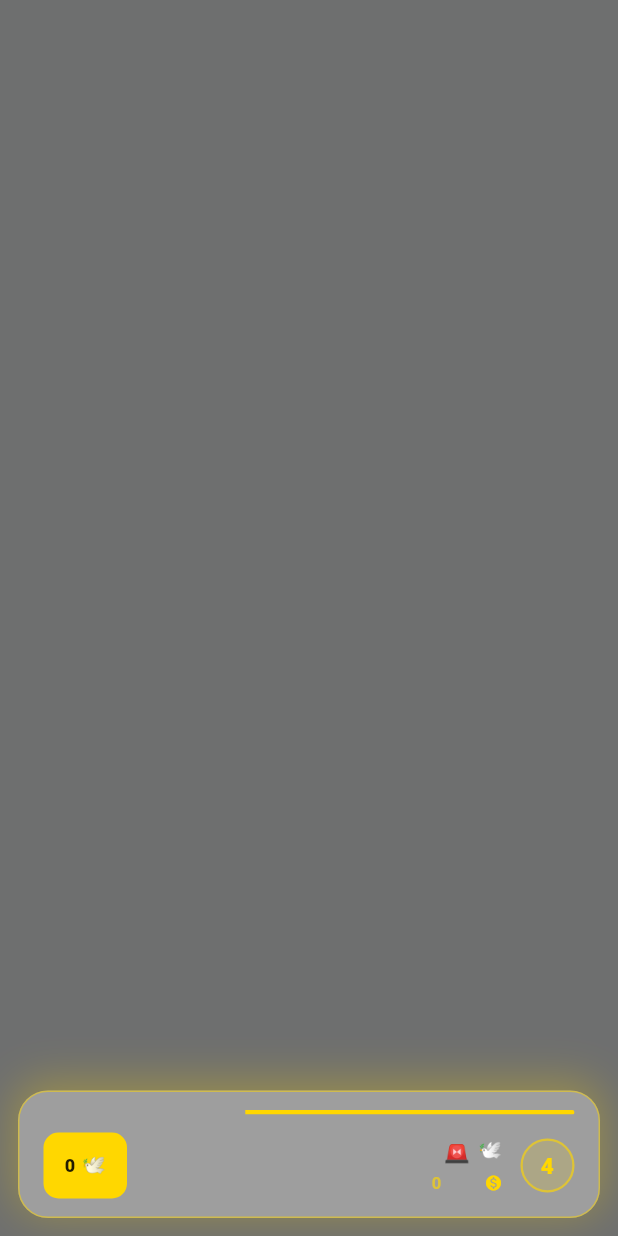
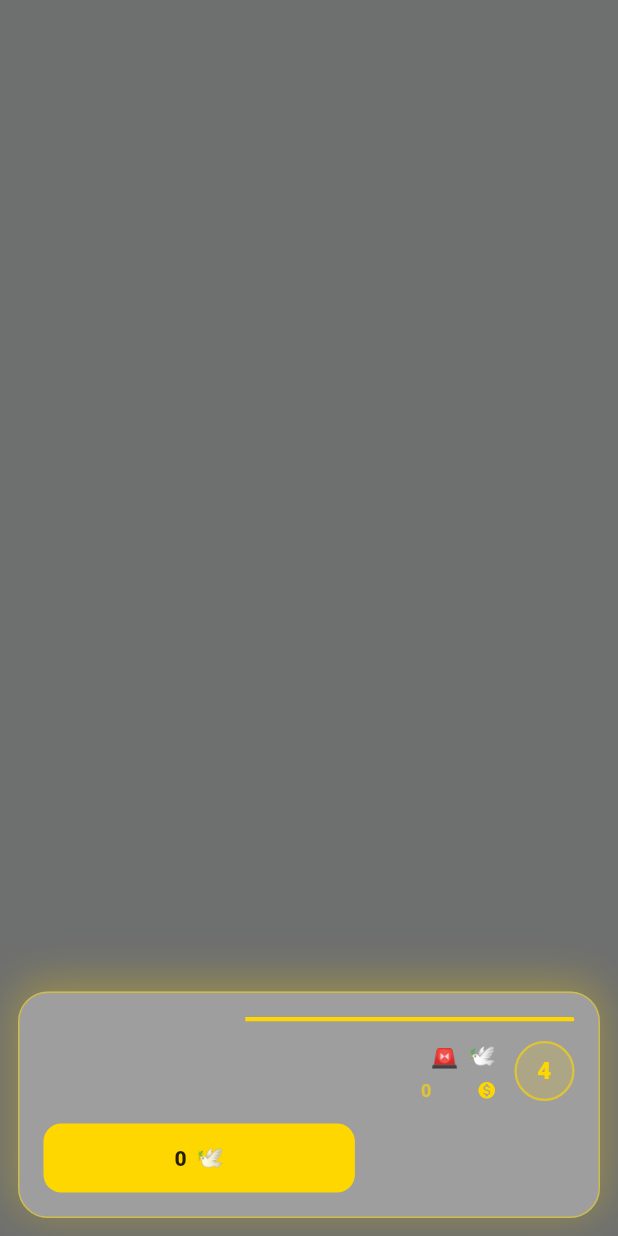
Before and after one commit to Mohamad811381/marpech, a Flutter app: the EmergencyOverlay widget shown alone on an empty page, opened directly with empty values, on a phone screen of 412 x 824 dp. Run offline on Flutter 3.47's test engine with Material 3 defaults, Android fonts, the phone set to English and light mode, and no system bars; our stand-ins replace audioplayers, lottie, material_ui, package_info_plus, shared_preferences, vibration; missing offline and left inert: dart:html; accounts and stored records are empty.

Commit message:
game fix

```diff
--- a/lib/screens/game/game_overlays.dart
+++ b/lib/screens/game/game_overlays.dart
@@ -977,15 +977,24 @@ class _EmergencyOverlayState extends State<EmergencyOverlay>
   Widget build(BuildContext context) {
     final p = widget.palette;
     final isFa = L10n.isFa;
+    final mq = MediaQuery.of(context);
+    final compact = mq.size.width < 360;
+    final pad = compact ? 10.0 : 16.0;
+    final edge = compact ? 6.0 : 12.0;
 
     return Positioned.fill(
+      child: MediaQuery(
+        data: mq.copyWith(
+          textScaler: mq.textScaler.clamp(
+            minScaleFactor: 0.9,
+            maxScaleFactor: 1.15,
+          ),
+        ),
         child: Stack(
           children: [
             GestureDetector(
               onTap: _handleDecline,
-            child: Container(
-              color: Colors.black.withOpacity(0.55),
-            ),
+              child: Container(color: Colors.black.withOpacity(0.55)),
             ),
             Align(
               alignment: Alignment.bottomCenter,
@@ -994,17 +1003,14 @@ class _EmergencyOverlayState extends State<EmergencyOverlay>
                 builder: (_, child) {
                   final v = _slideIn.value.clamp(0.0, 1.0);
                   final slideT = Curves.easeOutCubic.transform(v);
-                final slide = Offset(0, 1 - slideT);
                   final fadeT = Curves.easeOut.transform(v);
                   final scaleT = Curves.easeOutBack.transform(v);
-                final scale = 0.92 + (scaleT * 0.08);
-
                   return FractionalTranslation(
-                  translation: slide,
+                    translation: Offset(0, 1 - slideT),
                     child: Opacity(
                       opacity: fadeT,
                       child: Transform.scale(
-                      scale: scale,
+                        scale: 0.92 + (scaleT * 0.08),
                         child: child,
                       ),
                     ),
@@ -1012,32 +1018,17 @@ class _EmergencyOverlayState extends State<EmergencyOverlay>
                 },
                 child: SafeArea(
                   top: false,
-                child: LayoutBuilder(
-                  builder: (context, constraints) {
-                    final screenWidth = MediaQuery.sizeOf(context).width;
-                    final compact = screenWidth < 360;
-
-                    return Padding(
-                      padding: EdgeInsets.fromLTRB(
-                        compact ? 6 : 12,
-                        0,
-                        compact ? 6 : 12,
-                        compact ? 6 : 12,
-                      ),
+                  child: Padding(
+                    padding: EdgeInsets.fromLTRB(edge, 0, edge, edge),
                     child: ConstrainedBox(
                       constraints: BoxConstraints(
                         maxWidth: 420,
-                          maxHeight: MediaQuery.sizeOf(context).height * 0.55,
+                        maxHeight: mq.size.height * 0.6,
                       ),
                       child: SingleChildScrollView(
                         child: Container(
                           width: double.infinity,
-                            padding: EdgeInsets.fromLTRB(
-                              compact ? 10 : 16,
-                              compact ? 10 : 12,
-                              compact ? 10 : 16,
-                              compact ? 10 : 12,
-                            ),
+                          padding: EdgeInsets.all(pad),
                           decoration: BoxDecoration(
                             color: p.surface,
                             borderRadius: BorderRadius.circular(20),
@@ -1057,12 +1048,12 @@ class _EmergencyOverlayState extends State<EmergencyOverlay>
                           child: Column(
                             mainAxisSize: MainAxisSize.min,
                             children: [
+                              // ── نوار تایمر ──
                               AnimatedBuilder(
                                 animation: _timer,
                                 builder: (_, __) {
                                   final remaining =
                                       (1.0 - _timer.value).clamp(0.0, 1.0);
-
                                   return ClipRRect(
                                     borderRadius: BorderRadius.circular(2),
                                     child: LinearProgressIndicator(
@@ -1078,22 +1069,21 @@ class _EmergencyOverlayState extends State<EmergencyOverlay>
                                 },
                               ),
                               SizedBox(height: compact ? 8 : 12),
+
+                              // ── ردیف اطلاعات ──
                               Row(
                                 children: [
                                   AnimatedBuilder(
                                     animation: _timer,
                                     builder: (_, __) {
-                                        final remaining = (1.0 - _timer.value)
-                                            .clamp(0.0, 1.0);
+                                      final remaining =
+                                          (1.0 - _timer.value).clamp(0.0, 1.0);
                                       final secs =
                                           (remaining * 5).ceil().clamp(1, 5);
-
-                                        final circleSize =
-                                            compact ? 32.0 : 36.0;
-
+                                      final size = compact ? 34.0 : 40.0;
                                       return Container(
-                                          width: circleSize,
-                                          height: circleSize,
+                                        width: size,
+                                        height: size,
                                         alignment: Alignment.center,
                                         decoration: BoxDecoration(
                                           shape: BoxShape.circle,
@@ -1108,16 +1098,15 @@ class _EmergencyOverlayState extends State<EmergencyOverlay>
                                         child: Text(
                                           '$secs',
                                           style: TextStyle(
-                                              fontSize: compact ? 13 : 15,
+                                            fontSize: compact ? 14 : 16,
                                             fontWeight: FontWeight.w900,
-                                              color:
-                                                  _canAfford ? _gold : p.food,
+                                            color: _canAfford ? _gold : p.food,
                                           ),
                                         ),
                                       );
                                     },
                                   ),
-                                    SizedBox(width: compact ? 7 : 12),
+                                  SizedBox(width: compact ? 8 : 12),
                                   Expanded(
                                     child: Column(
                                       crossAxisAlignment:
@@ -1126,27 +1115,23 @@ class _EmergencyOverlayState extends State<EmergencyOverlay>
                                       children: [
                                         Row(
                                           children: [
-                                              Text(
-                                                '🕊️',
+                                            Text('🕊️',
                                                 style: TextStyle(
-                                                  fontSize: compact ? 12 : 13,
-                                                ),
-                                              ),
-                                              const SizedBox(width: 5),
+                                                    fontSize:
+                                                        compact ? 13 : 15)),
+                                            const SizedBox(width: 6),
                                             Flexible(
                                               child: Text(
                                                 L10n.t(
-                                                    'emergency_rescue_title',
-                                                  ),
+                                                    'emergency_rescue_title'),
                                                 style: TextStyle(
-                                                    fontSize: compact ? 12 : 14,
+                                                  fontSize: compact ? 13 : 15,
                                                   fontWeight: FontWeight.w800,
                                                   color: p.textPrimary,
                                                   height: 1.2,
                                                 ),
-                                                  maxLines: 1,
-                                                  overflow:
-                                                      TextOverflow.ellipsis,
+                                                maxLines: 2,
+                                                overflow: TextOverflow.ellipsis,
                                               ),
                                             ),
                                           ],
@@ -1157,15 +1142,12 @@ class _EmergencyOverlayState extends State<EmergencyOverlay>
                                               WrapCrossAlignment.center,
                                           spacing: 4,
                                           children: [
-                                              Icon(
-                                                Icons.monetization_on_rounded,
-                                                size: 12,
-                                                color: _gold,
-                                              ),
+                                            Icon(Icons.monetization_on_rounded,
+                                                size: 13, color: _gold),
                                             Text(
                                               '${widget.coins}',
                                               style: TextStyle(
-                                                  fontSize: 11,
+                                                fontSize: 12,
                                                 fontWeight: FontWeight.w700,
                                                 color: p.textPrimary,
                                               ),
@@ -1176,13 +1158,13 @@ class _EmergencyOverlayState extends State<EmergencyOverlay>
                                                     ? Icons.arrow_back_rounded
                                                     : Icons
                                                         .arrow_forward_rounded,
-                                                  size: 10,
+                                                size: 11,
                                                 color: p.textMuted,
                                               ),
                                               Text(
                                                 '$_after',
                                                 style: TextStyle(
-                                                    fontSize: 11,
+                                                  fontSize: 12,
                                                   fontWeight: FontWeight.w700,
                                                   color:
                                                       _gold.withOpacity(0.65),
@@ -1194,12 +1176,10 @@ class _EmergencyOverlayState extends State<EmergencyOverlay>
                                         if (!_canAfford) ...[
                                           const SizedBox(height: 2),
                                           Text(
-                                              L10n.tf(
-                                                'continue_not_enough',
-                                                {'n': _shortage},
-                                              ),
+                                            L10n.tf('continue_not_enough',
+                                                {'n': _shortage}),
                                             style: TextStyle(
-                                                fontSize: compact ? 9 : 10,
+                                              fontSize: compact ? 10 : 11,
                                               fontWeight: FontWeight.w700,
                                               color: p.food,
                                             ),
@@ -1208,28 +1188,33 @@ class _EmergencyOverlayState extends State<EmergencyOverlay>
                                       ],
                                     ),
                                   ),
-                                    SizedBox(width: compact ? 3 : 8),
-                                    Material(
-                                      color: Colors.transparent,
-                                      borderRadius: BorderRadius.circular(10),
+                                ],
+                              ),
+                              SizedBox(height: compact ? 10 : 14),
+
+                              // ── ردیف دکمه‌ها ──
+                              Row(
+                                children: [
+                                  Expanded(
+                                    flex: 2,
+                                    child: Material(
+                                      color: p.surfaceAlt,
+                                      borderRadius: BorderRadius.circular(12),
                                       child: InkWell(
                                         onTap: _handleDecline,
-                                        borderRadius: BorderRadius.circular(10),
+                                        borderRadius: BorderRadius.circular(12),
                                         child: Container(
-                                          constraints: BoxConstraints(
-                                            minWidth: compact ? 42 : 48,
-                                            minHeight: 44,
-                                          ),
+                                          height: 46,
                                           alignment: Alignment.center,
-                                          padding: EdgeInsets.symmetric(
-                                            horizontal: compact ? 6 : 10,
-                                          ),
+                                          padding: const EdgeInsets.symmetric(
+                                              horizontal: 8),
+                                          child: FittedBox(
+                                            fit: BoxFit.scaleDown,
                                             child: Text(
                                               L10n.t(
-                                              'emergency_rescue_decline',
-                                            ),
+                                                  'emergency_rescue_decline'),
                                               style: TextStyle(
-                                              fontSize: compact ? 10 : 12,
+                                                fontSize: compact ? 12 : 13,
                                                 fontWeight: FontWeight.w700,
                                                 color: p.textMuted,
                                               ),
@@ -1237,40 +1222,42 @@ class _EmergencyOverlayState extends State<EmergencyOverlay>
                                           ),
                                         ),
                                       ),
-                                    const SizedBox(width: 3),
-                                    Material(
+                                    ),
+                                  ),
+                                  const SizedBox(width: 8),
+                                  Expanded(
+                                    flex: 3,
+                                    child: Material(
                                       color: _canAfford ? _gold : p.surfaceAlt,
-                                      borderRadius: BorderRadius.circular(10),
+                                      borderRadius: BorderRadius.circular(12),
                                       child: InkWell(
-                                        borderRadius: BorderRadius.circular(10),
+                                        borderRadius: BorderRadius.circular(12),
                                         onTap:
                                             _canAfford ? _handleContinue : null,
                                         child: Container(
-                                          constraints: BoxConstraints(
-                                            minWidth: compact ? 44 : 48,
-                                            minHeight: 44,
-                                          ),
-                                          padding: EdgeInsets.symmetric(
-                                            horizontal: compact ? 8 : 14,
-                                          ),
+                                          height: 46,
                                           alignment: Alignment.center,
+                                          padding: const EdgeInsets.symmetric(
+                                              horizontal: 8),
+                                          child: FittedBox(
+                                            fit: BoxFit.scaleDown,
                                             child: Row(
                                               mainAxisSize: MainAxisSize.min,
                                               children: [
                                                 Text(
                                                   '🕊️',
                                                   style: TextStyle(
-                                                  fontSize: compact ? 12 : 13,
+                                                    fontSize: 15,
                                                     color: _canAfford
                                                         ? Colors.black87
                                                         : p.textMuted,
                                                   ),
                                                 ),
-                                              const SizedBox(width: 4),
+                                                const SizedBox(width: 6),
                                                 Text(
                                                   '${widget.cost}',
                                                   style: TextStyle(
-                                                  fontSize: compact ? 11 : 12,
+                                                    fontSize: 14,
                                                     fontWeight: FontWeight.w900,
                                                     color: _canAfford
                                                         ? Colors.black87
@@ -1282,6 +1269,8 @@ class _EmergencyOverlayState extends State<EmergencyOverlay>
                                           ),
                                         ),
                                       ),
+                                    ),
+                                  ),
                                 ],
                               ),
                             ],
@@ -1289,14 +1278,13 @@ class _EmergencyOverlayState extends State<EmergencyOverlay>
                         ),
                       ),
                     ),
-                    );
-                  },
                   ),
                 ),
               ),
             ),
           ],
         ),
+      ),
     );
   }
 }
--- a/lib/screens/game/game_respawn_logic.dart
+++ b/lib/screens/game/game_respawn_logic.dart
@@ -1,4 +1,4 @@
-// ignore_for_file: unused_element
+// ignore_for_file: curly_braces_in_flow_control_structures, unused_element
 
 part of '../game_screen.dart';
 
@@ -59,7 +59,17 @@ extension _GameRespawnLogic on _GameScreenState {
 
     // ۴. direction = snake[0] - snake[1] (باید cardinal باشه)
     if (snake.length < 2) return null;
-    final dir = math.Point(snake[0].x - snake[1].x, snake[0].y - snake[1].y);
+    var dx = snake[0].x - snake[1].x;
+    var dy = snake[0].y - snake[1].y;
+    if (useWrap) {
+      if (dx > 1)
+        dx -= cols;
+      else if (dx < -1) dx += cols;
+      if (dy > 1)
+        dy -= rows;
+      else if (dy < -1) dy += rows;
+    }
+    final dir = math.Point(dx, dy);
     if (dir.x.abs() + dir.y.abs() != 1) return null;
 
     // ۵. head + dir باید آزاد باشه (برای اولین حرکت)
@@ -185,6 +195,4 @@ extension _GameRespawnLogic on _GameScreenState {
 
     return visited.length;
   }
-
-  // اینجا چهار متد می‌آید
 }
--- a/lib/screens/game/game_route_logic.dart
+++ b/lib/screens/game/game_route_logic.dart
@@ -210,7 +210,7 @@ extension _GameRouteLogic on _GameScreenState {
       return;
     }
 
-    if (safeDir == null && !_emergencyUsedThisSession) {
+    if (safeDir == null && !_isLevelMode && !_emergencyUsedThisSession) {
       _showEmergencyRescueDialog();
       return;
     }
@@ -235,6 +235,7 @@ extension _GameRouteLogic on _GameScreenState {
   }
 
   Future<void> _showEmergencyRescueDialog() async {
+    if (_isLevelMode || _isShowingEmergencyDialog) return;
     if (_isShowingEmergencyDialog) return;
 
     setState(() => _isShowingEmergencyDialog = true);
--- a/lib/screens/game_screen.dart
+++ b/lib/screens/game_screen.dart
@@ -209,7 +209,8 @@ class _GameScreenState extends State<GameScreen>
   Duration? get _activeTimeLimit =>
       _isTimeAttack ? widget.timeLimit : widget.level?.timeLimit;
 
-  Set<math.Point<int>> get _walls => widget.level?.walls ?? const {};
+  Set<math.Point<int>> get _walls =>
+      widget.level?.walls ?? LevelsService.freePlayWalls(d);
   List<PortalPair> get _portals => widget.level?.portals ?? const [];
 
   Point<int>? _getPortalDestination(math.Point<int> pos) {
--- a/lib/services/levels_service.dart
+++ b/lib/services/levels_service.dart
@@ -6,6 +6,7 @@ import '../models/level.dart';
 import 'package:material_ui/material_ui.dart';
 import '../models/chapter.dart';
 import '../models/portal.dart';
+import '../models/difficulty.dart';
 
 class LevelsService {
   static const _progressKey = 'levels_progress';
@@ -71,6 +72,15 @@ class LevelsService {
       }
     }
     return r;
+  }
+
+  static final Map<Difficulty, Set<Point<int>>> _freePlayCache = {};
+
+  /// دیوار بازی آزاد: easy = بدون دیوار، normal و hard = دیوار کناری
+  static Set<Point<int>> freePlayWalls(Difficulty d) {
+    return _freePlayCache.putIfAbsent(d, () {
+      return d == Difficulty.easy ? <Point<int>>{} : _border().toSet();
+    });
   }
 
   static List<Point<int>> _border() {
--- a/pubspec.yaml
+++ b/pubspec.yaml
@@ -1,7 +1,7 @@
 name: marpech
 description: بازی مار با طراحی نئونی — برای اندروید، iOS، وب و ویندوز
 publish_to: 'none'
-version: 1.0.6+94
+version: 1.0.6+98
 
 environment:
   sdk: '>=3.0.0 <4.0.0'
```
Lines whose indentation alone changed are shown as unchanged.
